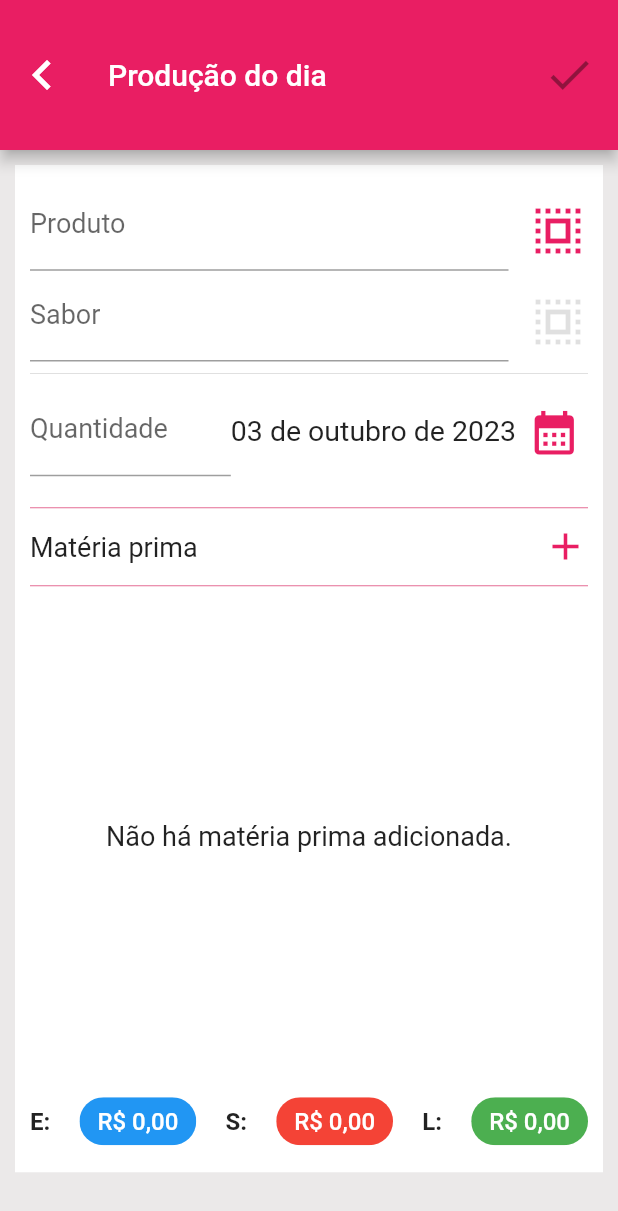
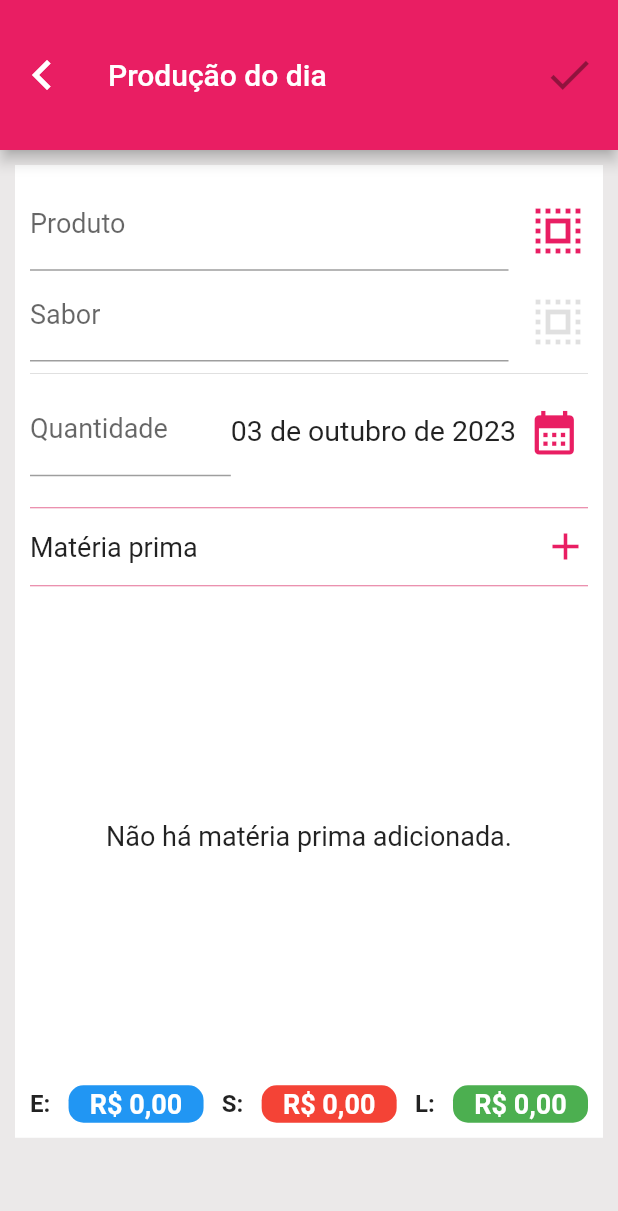
Before and after one commit to Jo-Analyst/app-good-taste, a Flutter app: the ProductionPage screen opened directly, on a phone screen of 412 x 824 dp. Shown: the top 1211 px of the screen. Run offline on Flutter 3.47's test engine with Material 2 defaults, Android fonts, the phone set to English and light mode, and no system bars; our stand-ins replace flutter_slidable, font_awesome_flutter, loading_animation_widget, permission_handler, share, sqflite; accounts and stored records are empty.

Commit message:
consertado o bug

```diff
--- a/lib/app/pages/production_page.dart
+++ b/lib/app/pages/production_page.dart
@@ -680,13 +680,26 @@ class _ProductionPageState extends State<ProductionPage> {
                         ),
                       ),
                       Flexible(
-                        child: Chip(
-                          backgroundColor: Colors.blue,
-                          label: Text(
+                        child: Container(
+                          alignment: Alignment.center,
+                          height: 25,
+                          width: 90,
+                          padding: const EdgeInsets.all(2),
+                          decoration: BoxDecoration(
+                            borderRadius: BorderRadius.circular(10),
+                            color: Colors.blue,
+                          ),
+                          child: FittedBox(
+                            fit: BoxFit.scaleDown,
+                            child: Text(
                               NumberFormat("R\$ #0.00", "PT-BR")
                                   .format(valueEntry),
                               style: const TextStyle(
-                                fontSize: 16, color: Colors.white),
+                                fontSize: 18,
+                                color: Colors.white,
+                                fontWeight: FontWeight.w700,
+                              ),
+                            ),
                           ),
                         ),
                       ),
@@ -698,13 +711,26 @@ class _ProductionPageState extends State<ProductionPage> {
                         ),
                       ),
                       Flexible(
-                        child: Chip(
-                          backgroundColor: Colors.red,
-                          label: Text(
+                        child: Container(
+                          alignment: Alignment.center,
+                          height: 25,
+                          width: 90,
+                          padding: const EdgeInsets.all(2),
+                          decoration: BoxDecoration(
+                            borderRadius: BorderRadius.circular(10),
+                            color: Colors.red,
+                          ),
+                          child: FittedBox(
+                            fit: BoxFit.scaleDown,
+                            child: Text(
                               NumberFormat("R\$ #0.00", "PT-BR")
                                   .format(valueLeave),
                               style: const TextStyle(
-                                fontSize: 16, color: Colors.white),
+                                fontSize: 18,
+                                color: Colors.white,
+                                fontWeight: FontWeight.w700,
+                              ),
+                            ),
                           ),
                         ),
                       ),
@@ -716,13 +742,26 @@ class _ProductionPageState extends State<ProductionPage> {
                         ),
                       ),
                       Flexible(
-                        child: Chip(
-                          backgroundColor: Colors.green,
-                          label: Text(
+                        child: Container(
+                          alignment: Alignment.center,
+                          height: 25,
+                          width: 90,
+                          padding: const EdgeInsets.all(2),
+                          decoration: BoxDecoration(
+                            borderRadius: BorderRadius.circular(10),
+                            color: Colors.green,
+                          ),
+                          child: FittedBox(
+                            fit: BoxFit.scaleDown,
+                            child: Text(
                               NumberFormat("R\$ #0.00", "PT-BR")
                                   .format(valueProfit),
                               style: const TextStyle(
-                                fontSize: 16, color: Colors.white),
+                                fontSize: 18,
+                                color: Colors.white,
+                                fontWeight: FontWeight.w700,
+                              ),
+                            ),
                           ),
                         ),
                       ),
```
Also changed, not shown: lib/app/pages/all_productions_page.dart (+16 -3 lines), lib/app/pages/feedstock_list_page.dart (+43 -1 lines), lib/app/pages/movement_details_page.dart (+6 -1 lines), lib/app/pages/production_details_page.dart (+54 -43 lines). Lines whose indentation alone changed are shown as unchanged.
